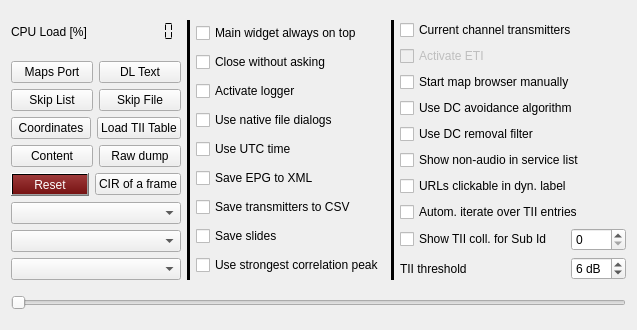
Old version of the form src/configuration/configuration.ui in the repository tomneda/DABstar.
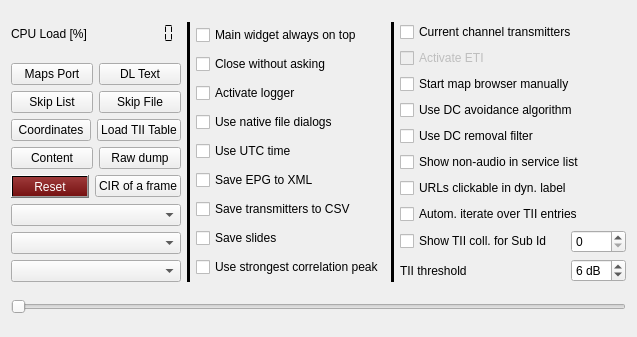
New version of the form.

The edit to the form file:
```diff
--- a/src/configuration/configuration.ui
+++ b/src/configuration/configuration.ui
@@ -7,7 +7,7 @@
     <x>0</x>
     <y>0</y>
     <width>637</width>
-    <height>330</height>
+    <height>337</height>
    </rect>
   </property>
   <property name="windowTitle">
```
Left out of the diff: 6 changed lines with no effect on the pictures.
